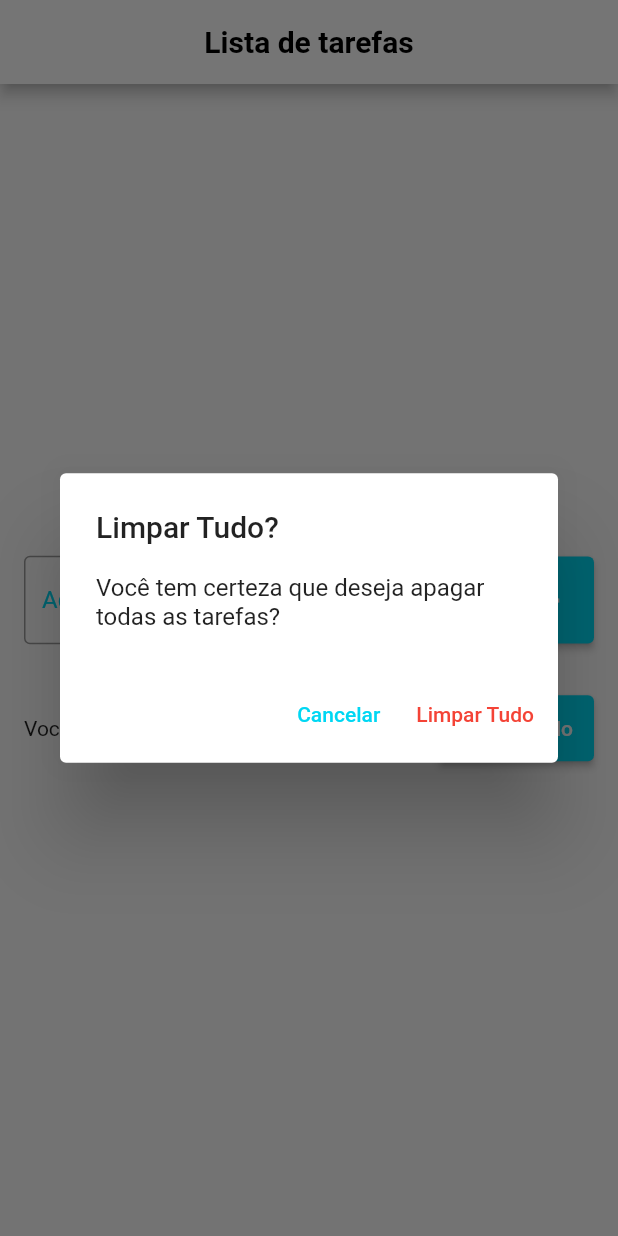
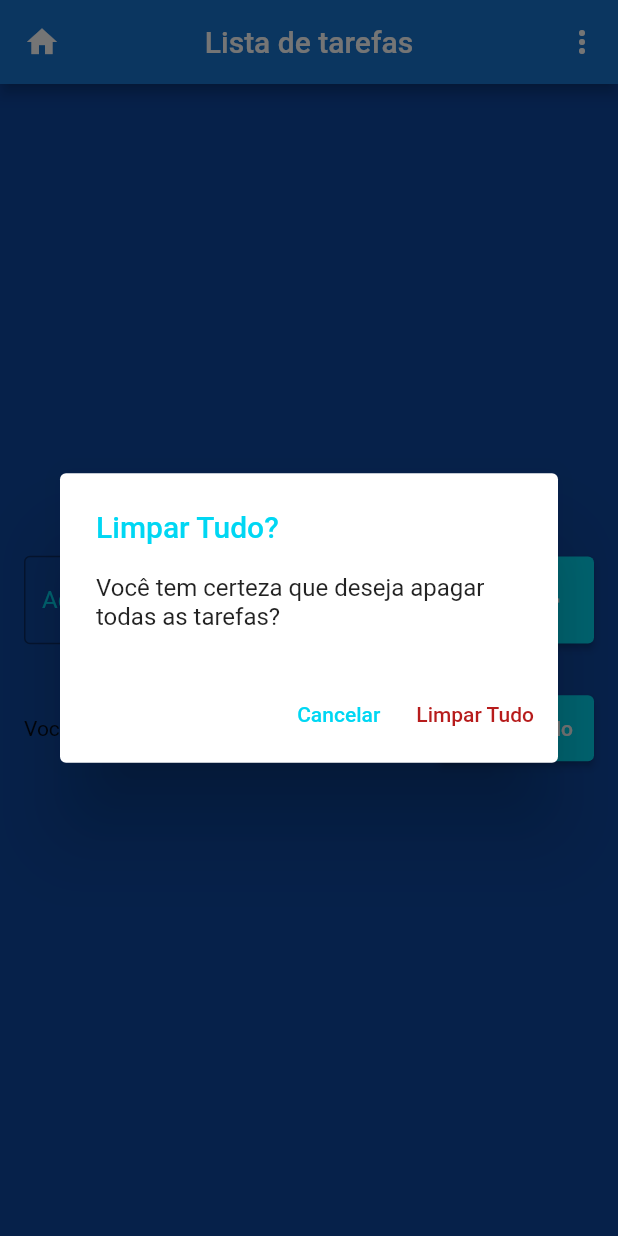
Before and after one commit to Marcelo1233/cadastro_de_tarefas, a Flutter app: the screen it shows after launch, after a tap on "Limpar tudo", on a phone screen of 412 x 824 dp. Run offline on Flutter 3.47's test engine with Material 2 defaults, Android fonts, the phone set to English and light mode, and no system bars; our stand-ins replace flutter_slidable, shared_preferences.

Commit message:
alterações

```diff
--- a/lib/pages/todo_list_page.dart
+++ b/lib/pages/todo_list_page.dart
@@ -21,32 +21,37 @@ class _TodoListPageState extends State<TodoListPage> {
 
   String? errorText;
 
-
   @override
-void initState(){
+  void initState() {
     super.initState();
 
-  todoRepository.getTodoList().then((value){
+    todoRepository.getTodoList().then((value) {
       setState(() {
         todos = value;
       });
     });
   }
+
   @override
   Widget build(BuildContext context) {
     return SafeArea(
       child: Scaffold(
-
+        backgroundColor: Colors.blue[900],
         appBar: AppBar(
-        backgroundColor: Colors.white,
+          backgroundColor: Colors.blue[700],
           centerTitle: true,
-        title: const Text("Lista de tarefas",
-        style: TextStyle(
-          color: Colors.black,
-          fontWeight: FontWeight.bold
-        )),
+          title: Text('Lista de tarefas'),
+          leading: IconButton(
+            onPressed: () {},
+            icon: Icon(Icons.home),
           ),
-
+          actions: [
+            IconButton(
+              onPressed: () {},
+              icon: Icon(Icons.more_vert),
+            ),
+          ],
+        ),
         body: Center(
           child: Padding(
               padding: const EdgeInsets.all(16),
@@ -67,12 +72,8 @@ setState(() {
                                   borderSide: BorderSide(
                                 color: Color(0xff00d7f3),
                                 width: 2,
-                              )
-                            ),
-                            labelStyle: TextStyle(
-                              color: Color(0xff00d7f3)
-                            )
-                          ),
+                              )),
+                              labelStyle: TextStyle(color: Color(0xff00d7f3))),
                         ),
                       ),
                       SizedBox(width: 8),
@@ -80,7 +81,7 @@ setState(() {
                         onPressed: () {
                           String text = todoController.text;
 
-                          if(text.isEmpty){
+                          if (text.isEmpty) {
                             setState(() {
                               errorText = 'O titulo não pode ser vazio!';
                             });
@@ -183,7 +184,11 @@ setState(() {
     showDialog(
       context: context,
       builder: (context) => AlertDialog(
-        title: Text('Limpar Tudo?'),
+        backgroundColor: Colors.white,
+        title: Text(
+          'Limpar Tudo?',
+          style: TextStyle(color: Color(0xff00d7f3)),
+        ),
         content: Text('Você tem certeza que deseja apagar todas as tarefas?'),
         actions: [
           TextButton(
@@ -198,7 +203,7 @@ setState(() {
               Navigator.of(context).pop();
               deleteAllTodos();
             },
-            style: TextButton.styleFrom(primary: Colors.red),
+            style: TextButton.styleFrom(primary: Colors.red[900]),
             child: Text('Limpar Tudo'),
           ),
         ],
--- a/lib/widgets/todo_list_item.dart
+++ b/lib/widgets/todo_list_item.dart
@@ -20,7 +20,7 @@ class TodoListItem extends StatelessWidget {
         child: Container(
           decoration: BoxDecoration(
             borderRadius: BorderRadius.circular(4),
-            color: Colors.grey[200],
+            color: Colors.blue[800],
           ),
           padding: const EdgeInsets.all(16),
           child: Column(
```
Lines whose indentation alone changed are shown as unchanged.
